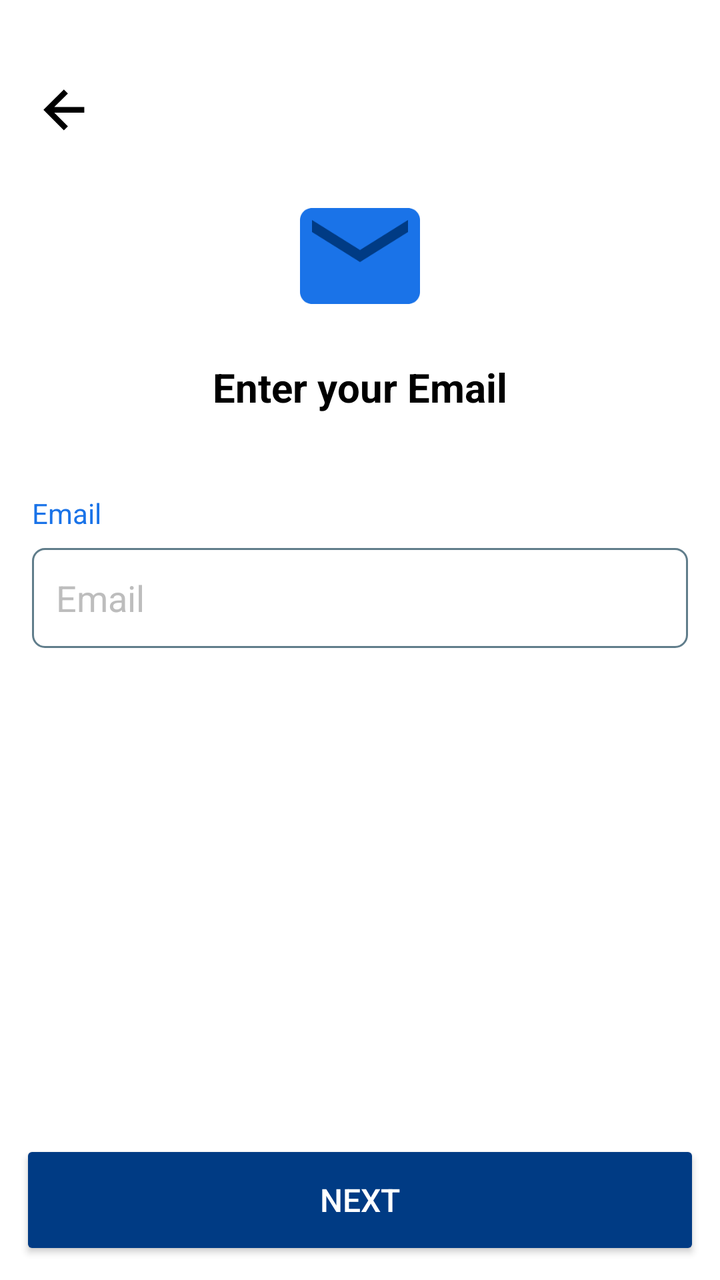
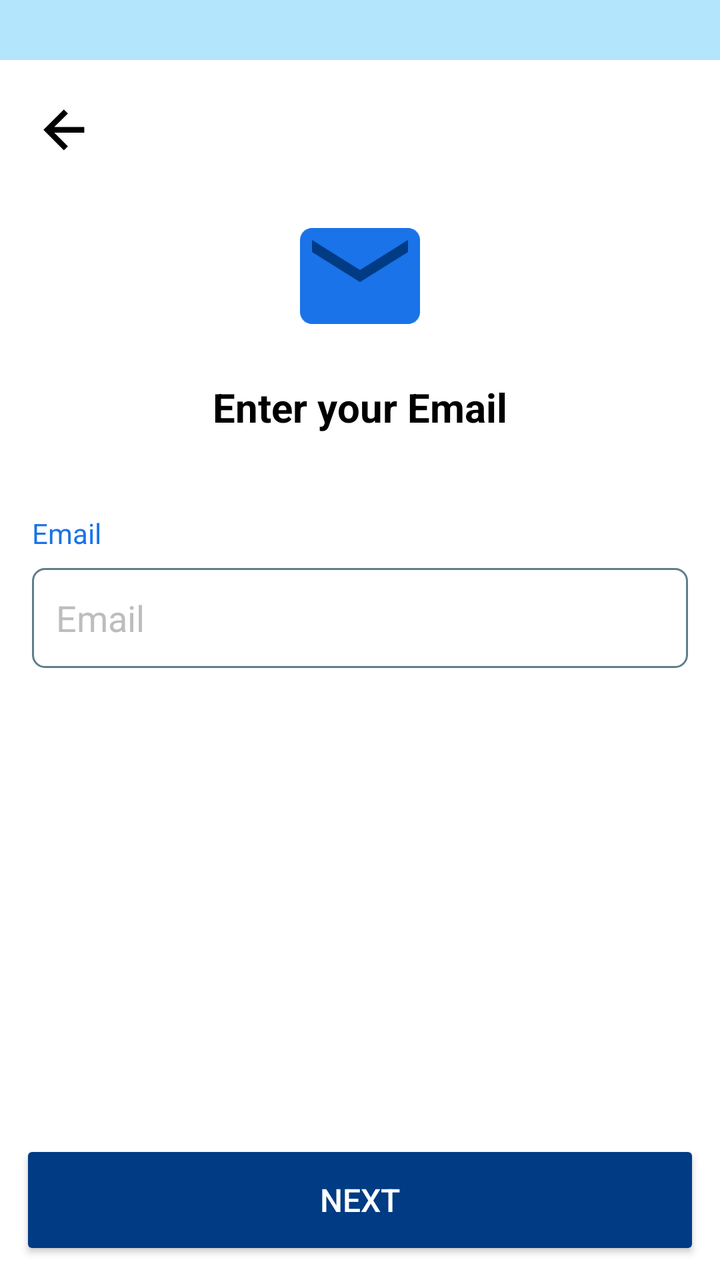

Two renders of the same Android screen: before a commit and after it. Below are the layout's source before the change and the commit's diff.
<!-- AndroidManifest.xml: application theme Theme.Seekshakcom -->
<!-- res/layout/activity_enter_email.xml -->
<?xml version="1.0" encoding="utf-8"?>
<androidx.constraintlayout.widget.ConstraintLayout
    xmlns:android="http://schemas.android.com/apk/res/android"
    xmlns:app="http://schemas.android.com/apk/res-auto"
    android:layout_width="match_parent"
    android:fitsSystemWindows="true"
    android:layout_height="match_parent"
    android:background="@color/white">

    
    <ScrollView
        android:id="@+id/scrollView"
        android:layout_width="0dp"
        android:layout_height="0dp"
        android:fillViewport="true"
        android:paddingTop="30dp"
        android:paddingBottom="20dp"
        android:paddingHorizontal="16dp"
        app:layout_constraintTop_toTopOf="parent"
        app:layout_constraintBottom_toTopOf="@id/next_button"
        app:layout_constraintStart_toStartOf="parent"
        app:layout_constraintEnd_toEndOf="parent">

        <androidx.constraintlayout.widget.ConstraintLayout
            android:layout_width="match_parent"
            android:layout_height="wrap_content">

            
            <ImageView
                android:id="@+id/back_arrow"
                android:layout_width="30dp"
                android:layout_height="28dp"
                android:src="@drawable/ic_back_arrow"
                android:contentDescription="Back"
                android:layout_marginTop="10dp"
                app:layout_constraintTop_toTopOf="parent"
                app:layout_constraintStart_toStartOf="parent" />

            
            <ImageView
                android:id="@+id/profile_icon"
                android:layout_width="72dp"
                android:layout_height="72dp"
                android:src="@drawable/ic_email_sent"
                android:scaleType="centerCrop"
                android:layout_marginTop="24dp"
                app:layout_constraintTop_toBottomOf="@id/back_arrow"
                app:layout_constraintStart_toStartOf="parent"
                app:layout_constraintEnd_toEndOf="parent" />

            
            <TextView
                android:id="@+id/title"
                android:layout_width="wrap_content"
                android:layout_height="wrap_content"
                android:text="Enter your Email"
                android:textSize="20sp"
                android:textStyle="bold"
                android:textColor="#000000"
                android:layout_marginTop="16dp"
                app:layout_constraintTop_toBottomOf="@id/profile_icon"
                app:layout_constraintStart_toStartOf="parent"
                app:layout_constraintEnd_toEndOf="parent" />

            
            <TextView
                android:id="@+id/email_label"
                android:layout_width="wrap_content"
                android:layout_height="wrap_content"
                android:text="Email"
                android:textSize="14sp"
                android:textColor="#1A73E8"
                android:layout_marginTop="40dp"
                app:layout_constraintTop_toBottomOf="@id/title"
                app:layout_constraintStart_toStartOf="parent" />

            
            <EditText
                android:id="@+id/email_input"
                android:layout_width="0dp"
                android:layout_height="50dp"
                android:background="@drawable/edittext_bg_email"
                android:hint="Email"
                android:inputType="textEmailAddress"
                android:paddingHorizontal="12dp"
                android:textColor="#000000"
                android:textColorHint="#BDBDBD"
                android:layout_marginTop="8dp"
                app:layout_constraintTop_toBottomOf="@id/email_label"
                app:layout_constraintStart_toStartOf="parent"
                app:layout_constraintEnd_toEndOf="parent" />

        </androidx.constraintlayout.widget.ConstraintLayout>
    </ScrollView>

    
    <Button
        android:id="@+id/next_button"
        android:layout_width="0dp"
        android:layout_height="60dp"
        android:backgroundTint="#003B84"
        android:text="NEXT"
        android:textColor="#FFFFFF"
        android:textSize="16sp"
        android:layout_margin="10dp"
        app:layout_constraintBottom_toBottomOf="parent"
        app:layout_constraintStart_toStartOf="parent"
        app:layout_constraintEnd_toEndOf="parent" />

</androidx.constraintlayout.widget.ConstraintLayout>
<!-- resources referenced by this layout -->
<resources>
  <color name="white">#FFFFFFFF</color>
  <!-- drawable edittext_bg_email (drawable) -->
  <selector xmlns:android="http://schemas.android.com/apk/res/android">
      <item>
          <shape android:shape="rectangle">
              <solid android:color="@android:color/white" />
              <stroke android:width="1dp" android:color="#607D8B" />
              <corners android:radius="6dp" />
          </shape>
      </item>
  </selector>
  <!-- drawable ic_back_arrow (drawable) -->
  <vector xmlns:android="http://schemas.android.com/apk/res/android"
      android:width="24dp"
      android:height="24dp"
      android:viewportWidth="900"
      android:viewportHeight="900">
    <path
        android:pathData="m326.15,525.5 l218.74,218.74L480,808.13 151.87,480 480,151.87l64.89,63.89L326.15,434.5h481.98v91L326.15,525.5Z"
        android:fillColor="#000000"/>
  </vector>
  <!-- drawable ic_email_sent (drawable) -->
  <vector xmlns:android="http://schemas.android.com/apk/res/android"
      android:width="96dp"
      android:height="96dp"
      android:viewportWidth="24"
      android:viewportHeight="24">
  
      
      <path
          android:fillColor="#1A73E8"
          android:pathData="M20,4H4c-1.1,0 -2,0.9 -2,2v12c0,1.1 0.9,2 2,2h16c1.1,0 2,-0.9 2,-2V6c0,-1.1 -0.9,-2 -2,-2z" />
  
      
      <path
          android:fillColor="#003B84"
          android:pathData="M20,8l-8,5 -8,-5V6l8,5 8,-5v2z" />
  </vector>
  <style name="Theme.Seekshakcom" parent="Theme.AppCompat.Light.NoActionBar">
          
          <item name="colorPrimary">@color/black</item>
          <item name="colorPrimaryDark">@color/purple_700</item>
          <item name="colorAccent">@color/teal_200</item>
  
      </style>
  <color name="black">#FF000000</color>
  <color name="purple_700">#FF3700B3</color>
  <color name="teal_200">#FF03DAC5</color>
</resources>

<!-- the commit's change to res/layout/activity_enter_email.xml (unified diff, before → after) -->
@@ -4,16 +4,18 @@
     xmlns:app="http://schemas.android.com/apk/res-auto"
     android:layout_width="match_parent"
     android:fitsSystemWindows="true"
+    android:paddingTop="30dp"
     android:layout_height="match_parent"
-    android:background="@color/white">
+    android:background="@color/soft_blue">
 
     
     <ScrollView
         android:id="@+id/scrollView"
+        android:background="@color/white"
         android:layout_width="0dp"
         android:layout_height="0dp"
         android:fillViewport="true"
-        android:paddingTop="30dp"
+        android:paddingTop="10dp"
         android:paddingBottom="20dp"
         android:paddingHorizontal="16dp"
         app:layout_constraintTop_toTopOf="parent"
@@ -92,19 +94,26 @@
 
         </androidx.constraintlayout.widget.ConstraintLayout>
     </ScrollView>
-
-    
-    <Button
-        android:id="@+id/next_button"
+    <View
+        android:id="@+id/whiteBackgroundBottom"
         android:layout_width="0dp"
-        android:layout_height="60dp"
-        android:backgroundTint="#003B84"
-        android:text="NEXT"
-        android:textColor="#FFFFFF"
-        android:textSize="16sp"
-        android:layout_margin="10dp"
+        android:layout_height="70dp"
+        android:background="@android:color/white"
         app:layout_constraintBottom_toBottomOf="parent"
         app:layout_constraintStart_toStartOf="parent"
         app:layout_constraintEnd_toEndOf="parent" />
 
+        <Button
+            android:id="@+id/next_button"
+            android:layout_width="0dp"
+            android:layout_height="60dp"
+            android:backgroundTint="#003B84"
+            android:text="NEXT"
+            android:textColor="#FFFFFF"
+            android:textSize="16sp"
+            android:layout_margin="10dp"
+            app:layout_constraintBottom_toBottomOf="parent"
+            app:layout_constraintStart_toStartOf="parent"
+            app:layout_constraintEnd_toEndOf="parent" />
+
 </androidx.constraintlayout.widget.ConstraintLayout>
<!-- resource entries referenced after the edit -->
@@ -1,5 +1,6 @@
 <!-- resources referenced by this layout -->
 <resources>
+  <color name="soft_blue">#B3E5FC</color>
   <color name="white">#FFFFFFFF</color>
   <!-- drawable edittext_bg_email (drawable) -->
   <selector xmlns:android="http://schemas.android.com/apk/res/android">
